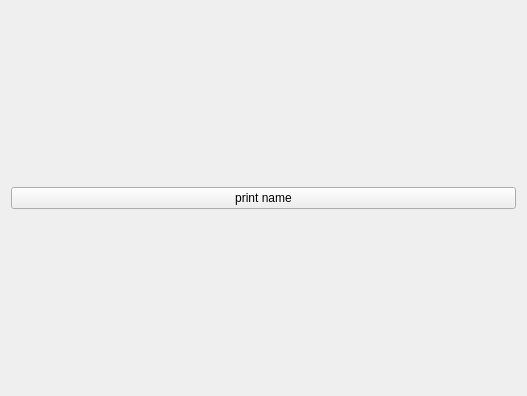
First picture: the form in Tesla/tesla_q3/tesla_q3.ui, repository slashgu/qt_project, before the edit.
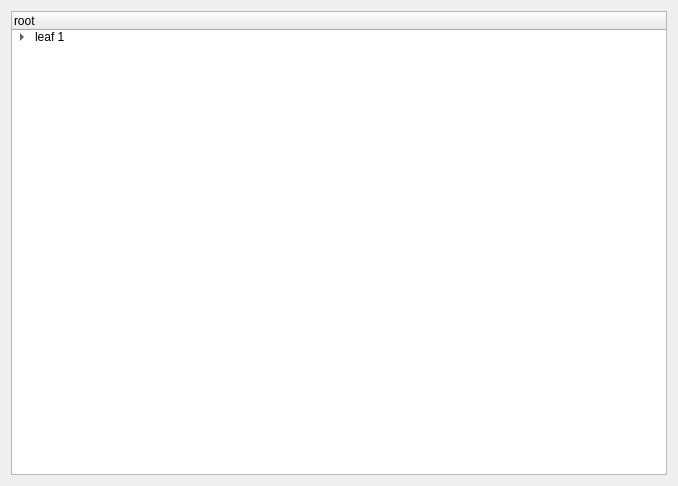
Second picture: the form after the edit.

Commit message: tree_example_added

```diff
--- a/Tesla/tesla_q3/tesla_q3.ui
+++ b/Tesla/tesla_q3/tesla_q3.ui
@@ -6,8 +6,8 @@
    <rect>
     <x>0</x>
     <y>0</y>
-    <width>527</width>
-    <height>396</height>
+    <width>678</width>
+    <height>486</height>
    </rect>
   </property>
   <property name="windowTitle">
@@ -17,10 +17,22 @@
    <item>
     <layout class="QHBoxLayout" name="horizontalLayout">
      <item>
-      <widget class="QPushButton" name="pushButton">
-       <property name="text">
-        <string>print name</string>
-       </property>
+      <widget class="QTreeWidget" name="treeWidget">
+       <column>
+        <property name="text">
+         <string>root</string>
+        </property>
+       </column>
+       <item>
+        <property name="text">
+         <string>leaf 1</string>
+        </property>
+        <item>
+         <property name="text">
+          <string>leaf 2</string>
+         </property>
+        </item>
+       </item>
       </widget>
      </item>
     </layout>
```
The commit also changes 6 other files.
